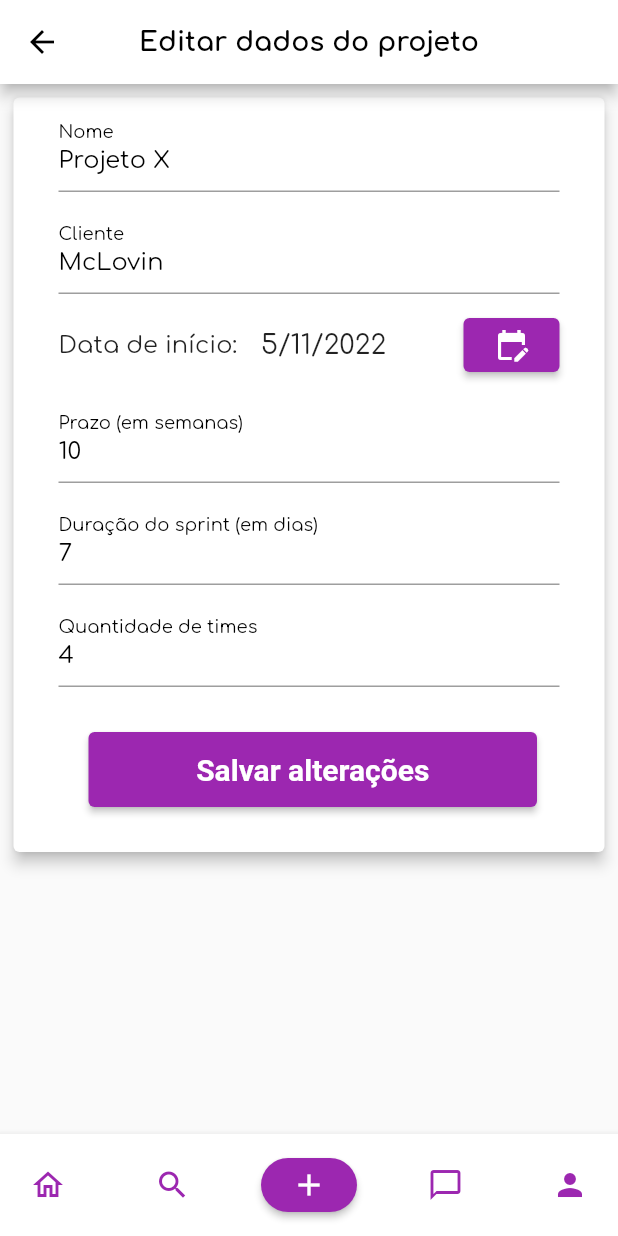
After one commit to Kathamala/easy_scrum, a Flutter app: the ProjectEditPage screen opened directly, on a phone screen of 412 x 824 dp. The commit adds this screen. Run offline on Flutter 3.47's test engine with Material 2 defaults, Android fonts, the phone set to English and light mode, and no system bars.

Commit message:
Página de edição de projeto ok

```diff
--- a/lib/pages/project/project-details.dart
+++ b/lib/pages/project/project-details.dart
@@ -1,6 +1,7 @@
 // ignore_for_file: prefer_const_constructors, prefer_const_literals_to_create_immutables, avoid_print
 import 'package:easy_scrum/colors.dart';
 import 'package:easy_scrum/components/BottomAppBar.dart';
+import 'package:easy_scrum/pages/project/project-edit.dart';
 import 'package:flutter/material.dart';
 
 class ProjectDetailsPage extends StatefulWidget {
@@ -67,15 +68,16 @@ class _ProjectDetailsPageState extends State<ProjectDetailsPage> {
                         textAlign: TextAlign.left,
                         style: TextStyle(fontSize: 16.0)),
                     Padding(
-                        padding: const EdgeInsets.fromLTRB(20, 30, 15, 10),
+                        padding: const EdgeInsets.fromLTRB(15, 30, 15, 10),
                         child: SizedBox(
                             height: 50.0,
                             child: ElevatedButton(
                               onPressed: () {
-                                /*Navigator.push(
+                                Navigator.push(
                                     context,
                                     MaterialPageRoute(
-                                        builder: (context) => const ProjectEditPage()));*/
+                                        builder: (context) =>
+                                            const ProjectEditPage()));
                               },
                               child: Text(
                                 "Editar projeto",
@@ -113,7 +115,7 @@ class _ProjectDetailsPageState extends State<ProjectDetailsPage> {
                     ElevatedButton(
                       style: ElevatedButton.styleFrom(
                           backgroundColor: AppColors.secondaryGrey,
-                          fixedSize: Size(270, 20)),
+                          fixedSize: Size(242, 20)),
                       onPressed: () {
                         /*Navigator.push(
                             context,
@@ -125,7 +127,7 @@ class _ProjectDetailsPageState extends State<ProjectDetailsPage> {
                           Icons.list,
                           size: 28,
                         ),
-                        Text("                Atividades",
+                        Text("              Atividades",
                             //textAlign: TextAlign.right,
                             style: TextStyle(
                                 color: AppColors.black,
@@ -136,7 +138,7 @@ class _ProjectDetailsPageState extends State<ProjectDetailsPage> {
                     ElevatedButton(
                       style: ElevatedButton.styleFrom(
                           backgroundColor: AppColors.secondaryGrey,
-                          fixedSize: Size(270, 20)),
+                          fixedSize: Size(242, 20)),
                       onPressed: () {
                         /*Navigator.push(
                             context,
@@ -148,7 +150,7 @@ class _ProjectDetailsPageState extends State<ProjectDetailsPage> {
                           Icons.people,
                           size: 28,
                         ),
-                        Text("               Integrantes",
+                        Text("             Integrantes",
                             //textAlign: TextAlign.right,
                             style: TextStyle(
                                 color: AppColors.black,
@@ -159,7 +161,7 @@ class _ProjectDetailsPageState extends State<ProjectDetailsPage> {
                     ElevatedButton(
                       style: ElevatedButton.styleFrom(
                           backgroundColor: AppColors.secondaryGrey,
-                          fixedSize: Size(270, 20)),
+                          fixedSize: Size(242, 20)),
                       onPressed: () {
                         /*Navigator.push(
                             context,
@@ -171,7 +173,7 @@ class _ProjectDetailsPageState extends State<ProjectDetailsPage> {
                           Icons.video_call_outlined,
                           size: 28,
                         ),
-                        Text("                 Reuniões",
+                        Text("               Reuniões",
                             //textAlign: TextAlign.right,
                             style: TextStyle(
                                 color: AppColors.black,
@@ -197,7 +199,7 @@ class _ProjectDetailsPageState extends State<ProjectDetailsPage> {
         bottomNavigationBar: BottomAppBarEasyScrum(),
         body: SingleChildScrollView(
           child: Container(
-            padding: EdgeInsets.fromLTRB(8, 24, 8, 8),
+            padding: EdgeInsets.fromLTRB(24, 24, 8, 8),
             child: Column(
                 crossAxisAlignment: CrossAxisAlignment.center,
                 children: [
--- /dev/null
+++ b/lib/pages/project/project-edit.dart
@@ -0,0 +1,228 @@
+// ignore_for_file: prefer_const_constructors, prefer_const_literals_to_create_immutables, avoid_print
+import 'package:easy_scrum/colors.dart';
+import 'package:easy_scrum/components/BottomAppBar.dart';
+import 'package:flutter/material.dart';
+
+class ProjectEditPage extends StatefulWidget {
+  const ProjectEditPage({Key? key}) : super(key: key);
+
+  @override
+  State<ProjectEditPage> createState() => _ProjectEditPageState();
+}
+
+class _ProjectEditPageState extends State<ProjectEditPage> {
+  TextEditingController nomeController = TextEditingController();
+  TextEditingController clienteController = TextEditingController();
+  TextEditingController prazoController = TextEditingController();
+  TextEditingController duracaoSprintController = TextEditingController();
+  TextEditingController quantidadeTimesController = TextEditingController();
+  DateTime date = DateTime.now();
+
+  GlobalKey<FormState> formKey = GlobalKey<FormState>();
+
+  @override
+  void initState() {
+    super.initState();
+    //pegar dados do projeto pelo id
+    _setCampos();
+  }
+
+  void _setCampos() {
+    nomeController.text = "Projeto X";
+    clienteController.text = "McLovin";
+    date = DateTime.now();
+    prazoController.text = "10";
+    duracaoSprintController.text = "7";
+    quantidadeTimesController.text = "4";
+  }
+
+  void _saveChanges() {
+    print("Nome: " + nomeController.text + "\n");
+    print("Cliente: " + clienteController.text + "\n");
+    print("Data de início: " + date.toString() + "\n");
+    print("Prazo: " + prazoController.text + "\n");
+    print("Duração do sprint: " + duracaoSprintController.text + "\n");
+    print("Quantidade de times: " + quantidadeTimesController.text + "\n");
+    //Navigator.pop(context);
+  }
+
+  @override
+  Widget build(BuildContext context) {
+    final cardCriacaoProjeto = Card(
+      elevation: 4.0,
+      child: Padding(
+        padding: const EdgeInsets.fromLTRB(30, 5, 30, 20),
+        child: Form(
+          key: formKey,
+          child: Column(
+            crossAxisAlignment: CrossAxisAlignment.stretch,
+            children: <Widget>[
+              TextFormField(
+                keyboardType: TextInputType.text,
+                decoration: InputDecoration(
+                    labelText: "Nome",
+                    labelStyle: TextStyle(color: Colors.black)),
+                textAlign: TextAlign.left,
+                style: TextStyle(color: Colors.black, fontSize: 16.0),
+                controller: nomeController,
+                validator: (value) {
+                  if (value!.isEmpty) {
+                    return "Insira o nome do projeto";
+                  } else {
+                    return null;
+                  }
+                },
+              ),
+              Padding(padding: EdgeInsets.only(top: 10.0)),
+              TextFormField(
+                keyboardType: TextInputType.text,
+                decoration: InputDecoration(
+                    labelText: "Cliente",
+                    labelStyle: TextStyle(color: Colors.black)),
+                textAlign: TextAlign.left,
+                style: TextStyle(color: Colors.black, fontSize: 16.0),
+                controller: clienteController,
+                validator: (value) {
+                  if (value!.isEmpty) {
+                    return "Insira o cliente do projeto";
+                  } else {
+                    return null;
+                  }
+                },
+              ),
+              Padding(padding: EdgeInsets.only(top: 10.0)),
+              Row(
+                children: <Widget>[
+                  Expanded(
+                    child: Text("Data de início:",
+                        textAlign: TextAlign.left,
+                        style: TextStyle(fontSize: 16.0)),
+                  ),
+                  Expanded(
+                    child: Text("${date.day}/${date.month}/${date.year}",
+                        textAlign: TextAlign.left,
+                        style: TextStyle(fontSize: 18.0)),
+                  ),
+                  //const SizedBox(height: 16),
+                  ElevatedButton(
+                      onPressed: () async {
+                        DateTime? newDate = await showDatePicker(
+                          context: context,
+                          initialDate: date,
+                          firstDate: DateTime(2000),
+                          lastDate: DateTime(2100),
+                        );
+
+                        if (newDate == null) {
+                          return;
+                        }
+
+                        setState(() => date = newDate);
+                      },
+                      style: ElevatedButton.styleFrom(
+                          backgroundColor: Colors.purple),
+                      child: Icon(Icons.edit_calendar, color: Colors.white))
+                ],
+              ),
+              Padding(padding: EdgeInsets.only(top: 10.0)),
+              TextFormField(
+                keyboardType: TextInputType.number,
+                decoration: InputDecoration(
+                    labelText: "Prazo (em semanas)",
+                    labelStyle: TextStyle(color: Colors.black)),
+                textAlign: TextAlign.left,
+                style: TextStyle(color: Colors.black, fontSize: 16.0),
+                controller: prazoController,
+                validator: (value) {
+                  if (value!.isEmpty) {
+                    return "Insira o prazo do projeto";
+                  } else {
+                    return null;
+                  }
+                },
+              ),
+              Padding(padding: EdgeInsets.only(top: 10.0)),
+              TextFormField(
+                keyboardType: TextInputType.number,
+                decoration: InputDecoration(
+                    labelText: "Duração do sprint (em dias)",
+                    labelStyle: TextStyle(color: Colors.black)),
+                textAlign: TextAlign.left,
+                style: TextStyle(color: Colors.black, fontSize: 16.0),
+                controller: duracaoSprintController,
+                validator: (value) {
+                  if (value!.isEmpty) {
+                    return "Insira a duração do sprint do projeto";
+                  } else {
+                    return null;
+                  }
+                },
+              ),
+              Padding(padding: EdgeInsets.only(top: 10.0)),
+              TextFormField(
+                keyboardType: TextInputType.number,
+                decoration: InputDecoration(
+                    labelText: "Quantidade de times",
+                    labelStyle: TextStyle(color: Colors.black)),
+                textAlign: TextAlign.left,
+                style: TextStyle(color: Colors.black, fontSize: 16.0),
+                controller: quantidadeTimesController,
+                validator: (value) {
+                  if (value!.isEmpty) {
+                    return "Insira a quantidade de times do projeto";
+                  } else {
+                    return null;
+                  }
+                },
+              ),
+              Padding(
+                  padding: const EdgeInsets.fromLTRB(20, 30, 15, 10),
+                  child: SizedBox(
+                      height: 50.0,
+                      child: ElevatedButton(
+                        onPressed: () {
+                          if (formKey.currentState!.validate()) {
+                            _saveChanges();
+                          }
+                        },
+                        child: Text(
+                          "Salvar alterações",
+                          style: TextStyle(color: Colors.white, fontSize: 20.0),
+                        ),
+                        style: ElevatedButton.styleFrom(
+                            backgroundColor: AppColors.primaryPurple,
+                            textStyle: TextStyle(
+                                fontSize: 30, fontWeight: FontWeight.bold)),
+                      ))),
+            ],
+          ),
+        ),
+      ),
+    );
+
+    return Scaffold(
+        appBar: AppBar(
+          backgroundColor: AppColors.white,
+          title: const Text("Editar dados do projeto",
+              style: TextStyle(
+                  color: Colors.black,
+                  fontSize: 18,
+                  fontWeight: FontWeight.bold)),
+          centerTitle: true,
+        ),
+        bottomNavigationBar: BottomAppBarEasyScrum(),
+        body: SingleChildScrollView(
+          child: Container(
+            padding: EdgeInsets.only(left: 5, top: 5, right: 5, bottom: 5),
+            child: Column(
+                crossAxisAlignment: CrossAxisAlignment.center,
+                children: [
+                  cardCriacaoProjeto,
+                  SizedBox(
+                    height: 20,
+                  ),
+                ]),
+          ),
+        ));
+  }
+}
```
